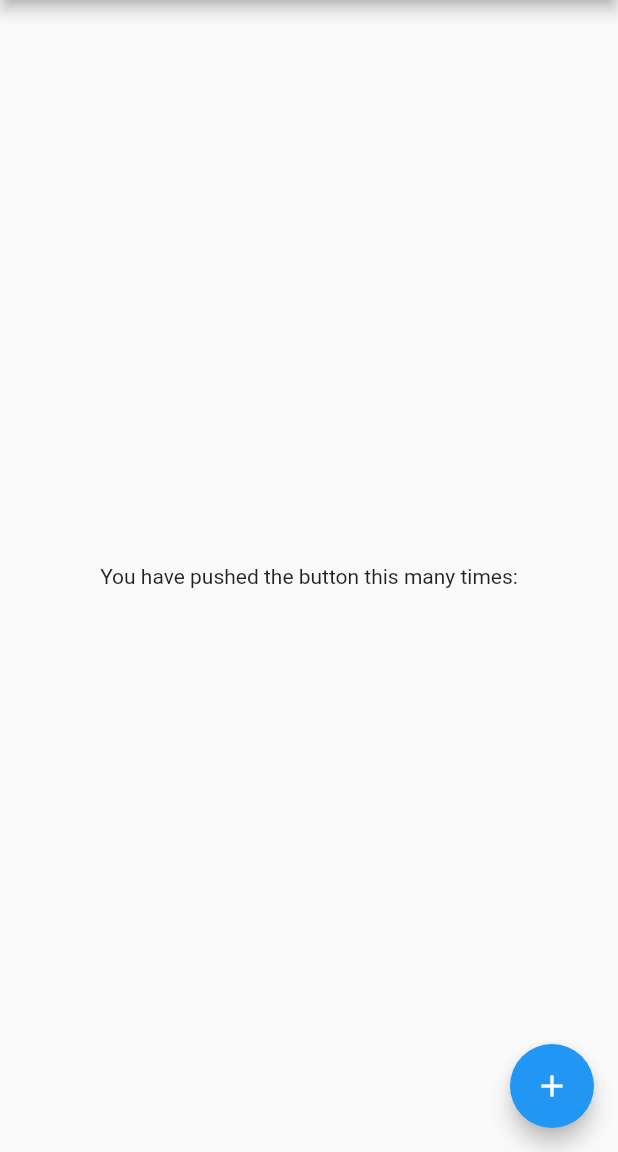
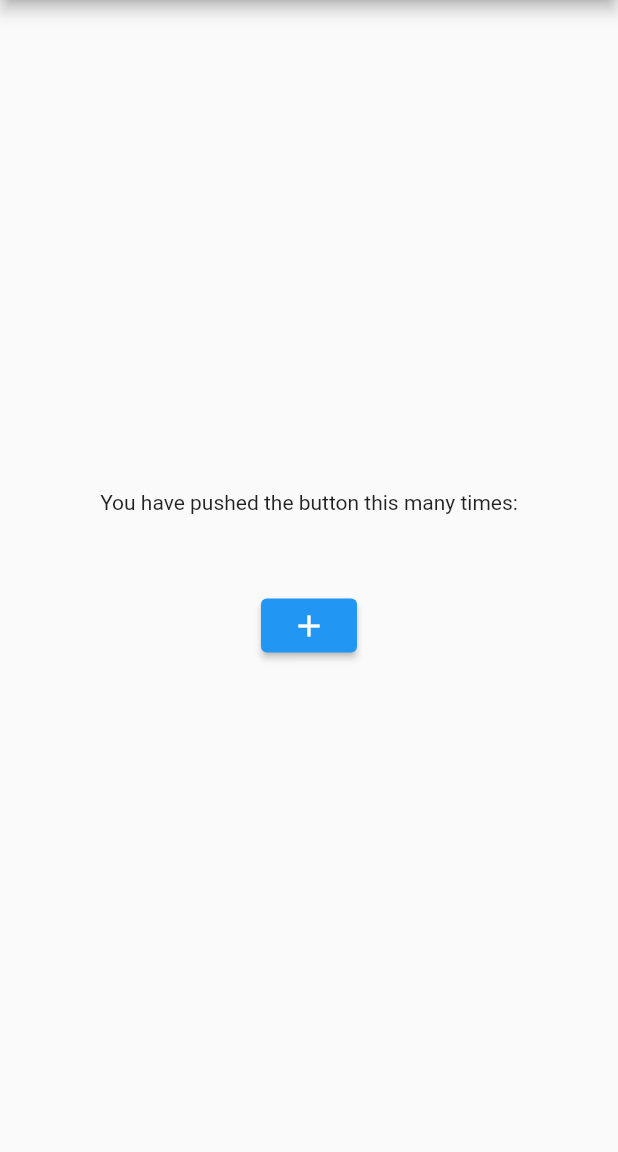
Before and after one commit to walid-ashik/review_popup, a Flutter app: the screen it shows after launch, after a tap on the "add" icon, on a phone screen of 412 x 824 dp, the part 84-1236 px from its top. Run offline on Flutter 3.47's test engine with Material 2 defaults, Android fonts, the phone set to English and light mode, and no system bars; our stand-ins replace in_app_review, lottie, shared_preferences; missing offline and left inert: flutter_mailer.

Commit message:
Create review pop up required constructor

```diff
--- a/example/lib/main.dart
+++ b/example/lib/main.dart
@@ -33,7 +33,10 @@ class MyHomePage extends StatefulWidget {
 }
 
 class _MyHomePageState extends State<MyHomePage> {
-  final reviewPopUp = ReviewPopUpUtils();
+  final reviewPopUp = ReviewPopUpUtils(
+    appName: 'Appuly',
+    appId: '1636138219',
+  );
 
   @override
   void initState() {
@@ -50,20 +53,21 @@ class _MyHomePageState extends State<MyHomePage> {
       body: Center(
         child: Column(
           mainAxisAlignment: MainAxisAlignment.center,
-          children: const <Widget>[
-            Text(
+          children: <Widget>[
+            const Text(
               'You have pushed the button this many times:',
             ),
+            const SizedBox(height: 50),
+            ElevatedButton(
+              onPressed: () {
+                reviewPopUp.increaseTotalQuoteSaveSharedCount();
+                reviewPopUp.showReviewPopUp(context);
+                reviewPopUp.buildInAppReviewRequestPopUp(context);
+              },
+              child: const Icon(Icons.add),
+            )
           ],
         ),
-      ),
-      floatingActionButton: FloatingActionButton(
-        onPressed: () {
-          reviewPopUp.increaseTotalQuoteSaveSharedCount();
-          reviewPopUp.showReviewPopUp(context);
-          reviewPopUp.buildInAppReviewRequestPopUp(context);
-        },
-        child: const Icon(Icons.add),
       ),
     );
   }
--- a/lib/src/review_popup/utils/review_popup_utils.dart
+++ b/lib/src/review_popup/utils/review_popup_utils.dart
@@ -8,8 +8,15 @@ import 'package:review_popup/src/review_popup/widgets/review_popup_dialog.dart';
 import 'package:shared_preferences/shared_preferences.dart';
 
 class ReviewPopUpUtils {
+  ReviewPopUpUtils({
+    required this.appId,
+    required this.appName,
+  });
+
+  late String appName;
+  late String appId;
+  late bool _isAppStoreOpened;
   int _totalQuoteSaveSharedCount = 0;
-  late bool _isAppStoreOpened;
 
   Future<void> increaseTotalQuoteSaveSharedCount() async {
     final _preferences = await SharedPreferences.getInstance();
@@ -17,7 +24,6 @@ class ReviewPopUpUtils {
       Constant.totalQuoteSaveSharedCount,
       _totalQuoteSaveSharedCount++,
     );
-    print(_totalQuoteSaveSharedCount);
   }
 
   Future<void> loadTotalQuoteSaveSharedCount() async {
@@ -28,13 +34,15 @@ class ReviewPopUpUtils {
   }
 
   Future<void> showReviewPopUp(BuildContext context) async {
-    print(_totalQuoteSaveSharedCount);
     if (_totalQuoteSaveSharedCount == 4) {
       await showDialog<void>(
         context: context,
         barrierDismissible: false,
         builder: (BuildContext context) {
-          return const ReviewPopUp();
+          return ReviewPopUp(
+            appName: appName,
+            appId: appId,
+          );
         },
       );
     }
@@ -44,7 +52,6 @@ class ReviewPopUpUtils {
     final _preferences = await SharedPreferences.getInstance();
     _isAppStoreOpened =
         _preferences.getBool(Constant.isAppStoreOpened) ?? false;
-    print(_isAppStoreOpened);
     if (_isAppStoreOpened) {
       await showDialog<void>(
         context: context,
@@ -52,7 +59,7 @@ class ReviewPopUpUtils {
         builder: (BuildContext context) {
           return InAppReviewRequestPopUp(
             lottie: 'assets/lottie/hello_expert.json',
-            text: 'Would you love to Rate Quote Writer'
+            text: 'Would you love to Rate $appName'
                 '\non ${_getPlatfromStoreName()}?',
             onContinueClicked: () {
               onContinueClicked(context);
@@ -80,7 +87,7 @@ class ReviewPopUpUtils {
   }
 
   Future<void> _openStoreListing() async {
-    await InAppReview.instance.openStoreListing(appStoreId: '1636138219');
+    await InAppReview.instance.openStoreListing(appStoreId: appId);
   }
 
   String _getPlatfromStoreName() {
```
Also changed, not shown: lib/src/review_popup/widgets/review_popup_dialog.dart (+15 -8 lines).
